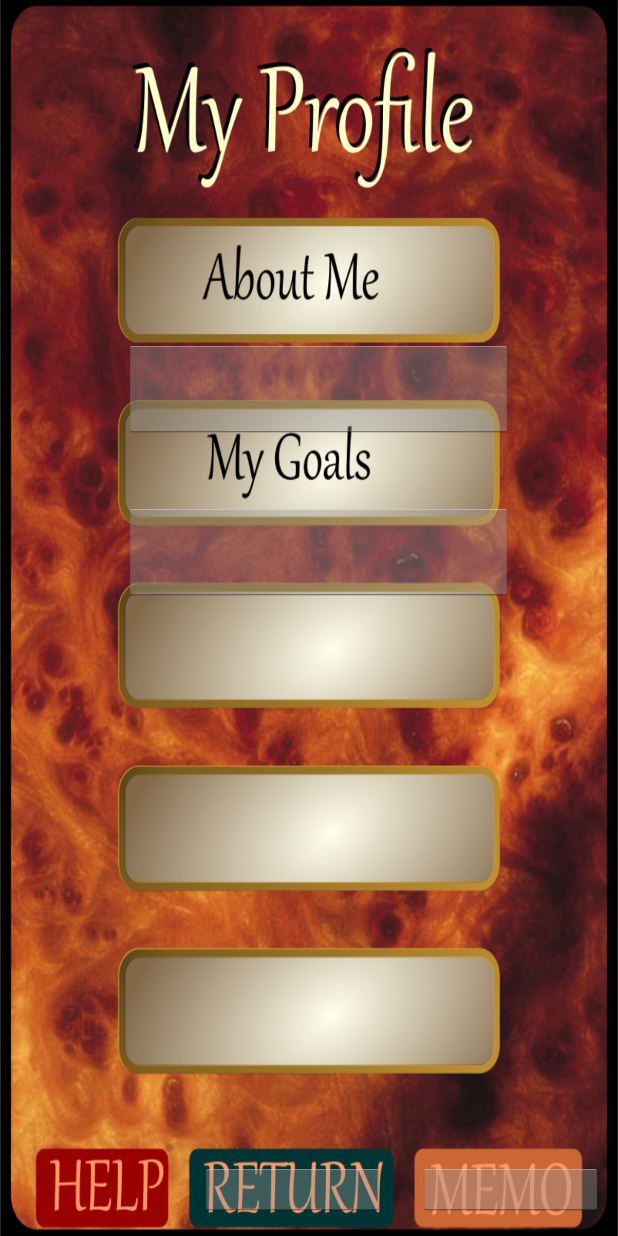
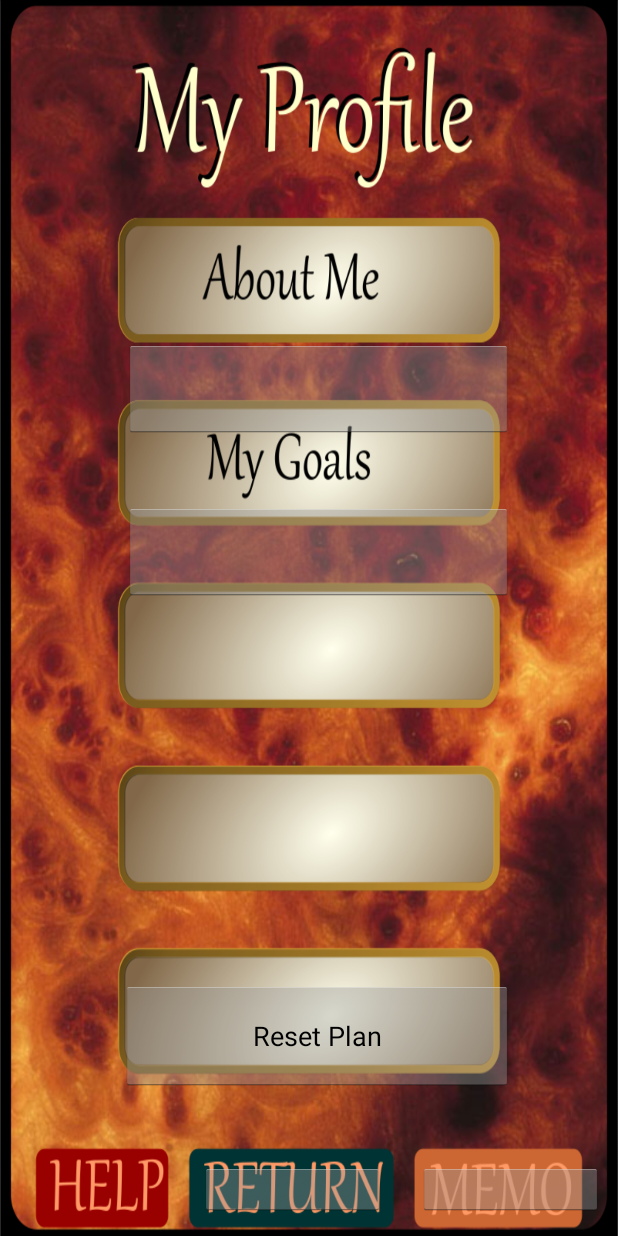
Before and after one commit to JasmineRobbie/Senior-Design-Deal-A-Meal, an Android app: the UserProfile screen opened directly, with no data from a screen before it, on a phone screen of 412 x 824 dp. Run offline under Robolectric (Android 15) with nearby library versions, the phone set to English and light mode, and no system bars.

Commit message:
Finished adding reset plan
User profile > Reset Plan

Confirmation to reset your plans.

If No, the program will just take you back

if yes, the program will delete from database then take you back

```diff
--- a/app/src/main/AndroidManifest.xml
+++ b/app/src/main/AndroidManifest.xml
@@ -11,7 +11,8 @@
         android:label="@string/app_name"
         android:supportsRtl="true"
         android:theme="@style/AppTheme">
-        <activity android:name="com.NeuralNet.AzureCloud.ReplyMessage"></activity>
+        <activity android:name="com.NeuralNet.AzureCloud.ResetPlan"></activity>
+        <activity android:name="com.NeuralNet.AzureCloud.ReplyMessage" />
         <activity android:name="com.NeuralNet.AzureCloud.FullMessage2" />
         <activity android:name="com.NeuralNet.AzureCloud.Inbox" />
         <activity
--- a/app/src/main/java/com/NeuralNet/AzureCloud/UserProfile.java
+++ b/app/src/main/java/com/NeuralNet/AzureCloud/UserProfile.java
@@ -7,7 +7,7 @@ import android.widget.Button;
 import com.teamcarl.prototype.R;
 
 public class UserProfile extends Activity {
-    Button aboutMeBtn, myGoalsBtn, profileHelpBtn, profileReturnBtn, profileMemoBtn;
+    Button aboutMeBtn, myGoalsBtn, profileHelpBtn, profileReturnBtn, profileMemoBtn, resetPlan;
 
     @Override
     protected void onCreate(Bundle savedInstanceState) {
@@ -17,6 +17,8 @@ public class UserProfile extends Activity {
         profileReturnBtn = findViewById(R.id.profileReturnBtn);
         aboutMeBtn = findViewById(R.id.aboutMeBtn);
         myGoalsBtn = findViewById(R.id.myGoalsBtn);
+
+        resetPlan = findViewById(R.id.resetPlanBtn);
 
         //about me button
         aboutMeBtn.setOnClickListener(new View.OnClickListener() {
@@ -44,5 +46,15 @@ public class UserProfile extends Activity {
                 startActivity(intent);
             }
         });
+
+
+        resetPlan.setOnClickListener(new View.OnClickListener() {
+            @Override
+            public void onClick(View v) {
+                Intent intent = new Intent(UserProfile.this, ResetPlan.class);
+
+                startActivity(intent);
+            }
+        });
     }
 }
--- a/app/src/main/res/layout/user_profile.xml
+++ b/app/src/main/res/layout/user_profile.xml
@@ -66,5 +66,15 @@
         android:layout_marginBottom="13dp"
         android:visibility="visible" />
 
+    <Button
+        android:id="@+id/resetPlanBtn"
+        android:layout_width="261dp"
+        android:layout_height="73dp"
+        android:layout_above="@+id/profileReturnBtn"
+        android:layout_alignParentEnd="true"
+        android:layout_marginEnd="70dp"
+        android:layout_marginBottom="48dp"
+        android:text="Reset Plan"/>
+
 
 </RelativeLayout>
```
Also changed, not shown: app/src/main/java/com/NeuralNet/AzureCloud/ResetPlan.java (added, +64 -0 lines), app/src/main/res/layout/activity_reset_plan.xml (added, +66 -0 lines).
